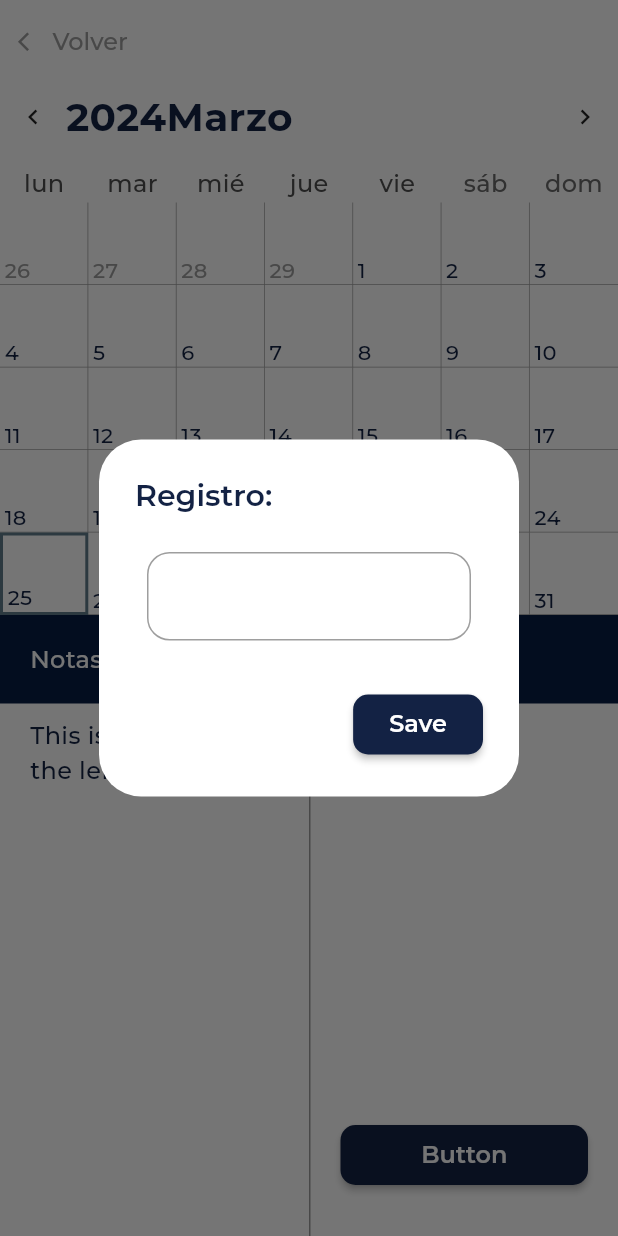
After one commit to HadalyVillasclaras/somnia-ghanta, a Flutter app: the HomeCalendarView screen opened directly, after a tap on "Button", on a phone screen of 412 x 824 dp. The commit adds this screen. Run offline on Flutter 3.47's test engine with Material 3 defaults, Android fonts, the phone set to English and light mode, and no system bars; drawn by our look-alikes of table_calendar; our stand-ins replace animate_do, appinio_swiper, dio, easy_date_timeline, flutter_dotenv, flutter_riverpod and 7 more; missing offline and left inert: fancy_audio_recorder, super_tooltip; accounts and stored records are empty.

Commit message:
feat: calendar ui

```diff
--- a/lib/presentation/screens/home/home_screen.dart
+++ b/lib/presentation/screens/home/home_screen.dart
@@ -1,6 +1,7 @@
 import 'package:flutter/material.dart';
 import 'package:flutter_riverpod/flutter_riverpod.dart';
 import 'package:ghanta/presentation/screens/_presentation.dart';
+import 'package:ghanta/presentation/views/home_view_calendar.dart';
 import 'package:ghanta/presentation/widgets/_widgets.dart';
 
 class HomeScreen extends ConsumerWidget {
@@ -17,7 +18,8 @@ class HomeScreen extends ConsumerWidget {
         index: tabIndex,
         children: const [
           HomeView(),
-          HomeProfileView(),
+          // HomeProfileView(),
+          HomeCalendarView(),
           HomeCoursesView(),
           HomeViewConfig(),
           ]),
--- /dev/null
+++ b/lib/presentation/views/calendar/calendar_builders.dart
@@ -0,0 +1,126 @@
+import 'package:flutter/material.dart';
+
+class SelectedDayBuilder extends StatelessWidget {
+  final DateTime date;
+
+  const SelectedDayBuilder({Key? key, required this.date}) : super(key: key);
+
+  @override
+  Widget build(BuildContext context) {
+    return Container(
+      alignment: Alignment.bottomLeft,
+      padding: const EdgeInsets.only(left: 3, bottom: 0),
+      decoration: BoxDecoration(
+        border: Border.all(color: Colors.blueGrey, width: 2),
+        shape: BoxShape.rectangle,
+      ),
+      child: Text(
+        date.day.toString(),
+        style: const TextStyle(fontSize: 14)
+      ),    );
+  }
+}
+
+class TodayBuilder extends StatelessWidget {
+  final DateTime date;
+
+  const TodayBuilder({Key? key, required this.date}) : super(key: key);
+
+  @override
+  Widget build(BuildContext context) {
+    return Container(
+      alignment: Alignment.bottomLeft,
+      padding: const EdgeInsets.only(left: 3, bottom: 0),
+      decoration: BoxDecoration(
+        color: Colors.blueGrey[100],
+        shape: BoxShape.rectangle,
+      ),
+      child: Text(
+        date.day.toString(),
+        style: const TextStyle(fontSize: 14)
+      ),
+    );
+  }
+}
+
+class DefaultBuilder extends StatelessWidget {
+  final DateTime day;
+  const DefaultBuilder({Key? key, required this.day}) : super(key: key);
+
+  @override
+  Widget build(BuildContext context) {
+  final bool isLastColumn = day.weekday == DateTime.sunday;
+    return Container(
+      decoration: BoxDecoration(
+        border: Border(
+          right: isLastColumn ? BorderSide.none : BorderSide(color: Colors.grey, width: 0.5),
+        ),
+      ),
+      alignment: Alignment.bottomLeft,
+      padding: const EdgeInsets.only(left: 3, bottom: 0),
+      child: Text(
+        '${day.day}',
+        style: TextStyle(fontSize: 14),
+      ),
+    );
+  }
+}
+
+class OutsideDayBuilder extends StatelessWidget {
+  final DateTime day;
+
+  const OutsideDayBuilder({
+    Key? key,
+    required this.day,
+  }) : super(key: key);
+
+  @override
+  Widget build(BuildContext context) {
+    final bool isLastColumn = day.weekday == DateTime.sunday;
+    return Container(
+      decoration: BoxDecoration(
+        border: Border(
+          right: isLastColumn ? BorderSide.none : const BorderSide(color: Colors.grey, width: 0.5),
+        ),
+      ),
+      alignment: Alignment.bottomLeft,
+      padding: const EdgeInsets.only(left: 3, bottom: 0),
+      child: Text(
+        '${day.day}',
+        style: TextStyle(fontSize: 14, color: Colors.grey),
+      ),
+    );
+  }
+}
+
+
+class EventsMarkerBuilder extends StatelessWidget {
+  final DateTime date;
+  final List events;
+
+  const EventsMarkerBuilder(
+    {Key? key, required this.date, required this.events})
+    : super(key: key);
+
+  @override
+  Widget build(BuildContext context) {
+    return Positioned(
+      right: 3,
+      top: 4,
+      child: Row(
+        mainAxisSize: MainAxisSize.min,
+        children: events
+          .take(3) // Limit the number of dots
+          .map((event) => Container(
+            width: 10,
+            height: 10,
+            margin: const EdgeInsets.symmetric(horizontal: 1.0),
+            decoration: const BoxDecoration(
+              color: Color.fromARGB(255, 216, 86, 6),
+            ),
+          ))
+          .toList(),
+      ),
+    );
+  }
+}
--- /dev/null
+++ b/lib/presentation/views/calendar/calendar_custom_styles.dart
@@ -0,0 +1,23 @@
+import 'package:flutter/material.dart';
+import 'package:intl/intl.dart';
+import 'package:table_calendar/table_calendar.dart';
+
+HeaderStyle headerCustomStyle() {
+  return HeaderStyle(
+    formatButtonVisible: false,
+    titleTextStyle:const TextStyle(fontSize: 26, fontWeight: FontWeight.bold),
+    leftChevronMargin:const EdgeInsets.symmetric(horizontal: 0),
+    rightChevronMargin: const EdgeInsets.symmetric(horizontal: 0),
+    headerPadding:const EdgeInsets.symmetric(vertical: 0.0),
+    headerMargin: EdgeInsets.only(bottom: 10),
+    leftChevronIcon:const Icon(Icons.chevron_left, size: 20),
+    rightChevronIcon:const Icon(Icons.chevron_right, size: 20),
+    titleTextFormatter: (date, locale) {
+      String month = DateFormat('MMMM', locale).format(date);
+      //Capitalize the first letter of month
+      String capitalizedMonth = month[0].toUpperCase() + month.substring(1);
+      String year = DateFormat('yyyy', locale).format(date);
+      return '$year$capitalizedMonth';
+    },
+  );
+}
--- /dev/null
+++ b/lib/presentation/views/calendar/calendar_view.dart
@@ -0,0 +1,196 @@
+import 'package:flutter/material.dart';
+import 'package:ghanta/presentation/views/calendar/calendar_custom_styles.dart';
+import 'package:ghanta/presentation/views/calendar/event.dart';
+import 'package:intl/intl.dart';
+import 'package:table_calendar/table_calendar.dart';
+import 'calendar_builders.dart';
+
+class CalendarView extends StatefulWidget {
+  CalendarView({
+    super.key,
+  });
+
+  @override
+  State<CalendarView> createState() => _CalendarViewState();
+}
+
+class _CalendarViewState extends State<CalendarView> {
+  DateTime _focusedDay = DateTime.now();
+  DateTime? _selectedDay;
+  // Store the events
+  Map<DateTime, List<Event>> events = {};
+  late final ValueNotifier<List<Event>> _selectedEvents;
+  final TextEditingController _eventController = TextEditingController();
+
+  void _onDaySelected(DateTime selectedDay, DateTime focusedDay) {
+    setState(() {
+      _selectedDay = selectedDay;
+      _focusedDay = focusedDay; // Update the focused day to the selected day
+      _selectedEvents.value = _getEventsForDay(selectedDay); // Update the events for the selected day
+    });
+}
+void addEvent(String eventName) {
+    final event = Event(title: eventName);
+
+    setState(() {
+      if (events[_focusedDay] != null) {
+        events[_focusedDay]!.add(event);
+      } else {
+        events[_focusedDay] = [event];
+      }
+      _selectedEvents.value = _getEventsForDay(_focusedDay); // Update the events
+    });
+  }
+
+  //devuelve la lista de eventos que haga match con el DateTime
+  List<Event>_getEventsForDay(DateTime day) {
+    return events[day] ?? [];
+  }
+
+  @override
+  void initState() {
+    super.initState();
+    _selectedDay = _focusedDay;
+    _selectedEvents = ValueNotifier(_getEventsForDay(_selectedDay!));
+  }
+
+  void _showAddEventDialog() {
+    showDialog(
+      context: context,
+      builder: (context) {
+        return AlertDialog(
+          scrollable: true,
+          title: Text("Registro:"),
+          content: Padding(
+            padding: EdgeInsets.all(8),
+            child: TextField(
+              controller: _eventController,
+            ),
+          ),
+          actions: [
+            ElevatedButton(
+              onPressed: () {
+                addEvent(_eventController.text);
+                _eventController.clear();
+                Navigator.of(context).pop();
+              },
+              child: Text("Save")
+            ),
+          ],
+        );
+      },
+    );
+  }
+
+  @override
+  Widget build(BuildContext context) {
+    return Column(
+      crossAxisAlignment: CrossAxisAlignment.stretch,
+      children: [
+        TableCalendar(
+          locale: "es_ES",
+          firstDay: DateTime.utc(2021, 10, 15),
+          lastDay: DateTime.utc(2030, 10, 15),
+          startingDayOfWeek: StartingDayOfWeek.monday,
+          rowHeight: 55,
+          daysOfWeekHeight: 25.0,
+          focusedDay: _focusedDay,
+          selectedDayPredicate: (day) => isSameDay(day, _focusedDay),
+          onDaySelected: _onDaySelected,
+          eventLoader: _getEventsForDay,
+          headerStyle:  headerCustomStyle(),
+          availableGestures: AvailableGestures.all,
+          calendarStyle: const CalendarStyle(
+              rowDecoration: BoxDecoration(
+                border: Border(bottom: BorderSide(color: Colors.grey, width: 0.5)), // Row separators
+              ),
+            ),
+          calendarBuilders: CalendarBuilders(
+            defaultBuilder: (context, day, focusedDay) => DefaultBuilder(day: day),
+            outsideBuilder: (context, day, focusedDay) => OutsideDayBuilder(day: day),
+            selectedBuilder: (context, date, events) => SelectedDayBuilder(date: date),
+            todayBuilder: (context, date, events) => TodayBuilder(date: date),
+            markerBuilder: (context, date, events) {
+              if (events.isNotEmpty) {
+                return EventsMarkerBuilder(date: date, events: events);
+              }
+            },
+          ),
+          onPageChanged:(focusedDay) {
+            _focusedDay = focusedDay;
+          },
+        ),
+        Container(
+          color: Color.fromARGB(255, 6, 28, 67),
+          padding: const EdgeInsets.symmetric(horizontal: 20, vertical: 18),
+          child: const Text('Notas', style:TextStyle(color: Colors.white),),
+        ),
+        Expanded(
+          child: Row(
+            crossAxisAlignment: CrossAxisAlignment.start,
+            children: [
+              const Expanded(
+                flex: 1,
+                child: Padding(
+                  padding: EdgeInsets.fromLTRB(20, 10, 20, 30),
+                  child: Text('This is some text on the left side'),
+                ),
+              ),
+              Expanded(
+                flex: 1,
+                child: Container(
+                  decoration: const BoxDecoration(
+                    border: Border(
+                      left: BorderSide(width: 1.0, color: Colors.grey),
+                    ),
+                  ),
+                  child: Padding(
+                    padding: EdgeInsets.fromLTRB(20, 10, 20, 30),
+                    child: Column(
+                      mainAxisAlignment: MainAxisAlignment.spaceBetween,
+                      children: [
+                        const Row(
+                          children: [
+                            Icon(Icons.star, color: Colors.amber),
+                            Icon(Icons.star, color: Colors.amber),
+                          ],
+                        ),
+                        SizedBox(
+                          width: double.infinity,
+                          child: ElevatedButton(
+                            onPressed: _showAddEventDialog,
+                            child: Text('Button'),
+                          ),
+                        ),
+                      ],
+                    ),
+                  ),
+                ),
+              ),
+            ],
+          ),
+        ),
+        // Expanded(
+        //   child: ValueListenableBuilder<List<Event>>(
+        //     valueListenable: _selectedEvents,
+        //     builder: (context, value, _) {
+        //     return ListView.builder(itemCount: value.length, itemBuilder: (context, index) {
+        //       return Container(
+        //         margin: EdgeInsets.all(2),
+        //         decoration: BoxDecoration(
+        //           border: Border.all(),
+        //         ),
+        //         child: ListTile(
+        //           onTap: () => print(""),
+        //           title: Text("${value[index].title}"),
+        //         ),
+        //       );
+        //     }
+        //   );
+        // }
+        // ),
+        // ),
+    ],
+        );
+  }
+}
--- /dev/null
+++ b/lib/presentation/views/calendar/event.dart
@@ -0,0 +1,7 @@
+import 'package:flutter/material.dart';
+
+class Event {
+  final String title;
+
+  Event({required this.title});
+}
--- /dev/null
+++ b/lib/presentation/views/home_view_calendar.dart
@@ -0,0 +1,38 @@
+import 'package:flutter/material.dart';
+import 'package:flutter_riverpod/flutter_riverpod.dart';
+import 'package:ghanta/presentation/views/calendar/calendar_view.dart';
+import 'package:intl/date_symbol_data_local.dart';
+
+
+class HomeCalendarView extends ConsumerWidget {
+  static const name = 'calendar_screen';
+  const HomeCalendarView({super.key});
+
+  @override
+  Widget build(BuildContext context, ref) {
+    initializeDateFormatting('es_ES', null);
+
+    return Scaffold(
+      appBar: AppBar(
+       automaticallyImplyLeading: false,
+        centerTitle: false,
+        leadingWidth: 200,
+        leading: Row(
+          mainAxisAlignment: MainAxisAlignment.start,
+          children: [
+          TextButton.icon(
+            onPressed: (){
+              Navigator.pop(context);
+            },
+            icon: const Icon(
+              Icons.arrow_back_ios,
+              color: Colors.grey,
+              size: 15,
+            ),
+            label: const Text('Volver', style: TextStyle(color: Colors.grey)),
+          ),])
+      ),
+      body: CalendarView(),
+    );
+  }
+}
--- a/pubspec.yaml
+++ b/pubspec.yaml
@@ -48,17 +48,18 @@ dependencies:
   formz: ^0.6.1
   go_router: ^11.1.2
   google_fonts: ^4.0.4
+  intl: ^0.18.0
   salomon_bottom_bar: ^3.3.2
   shared_preferences: ^2.2.2
   shimmer: ^3.0.0
   smooth_page_indicator: ^1.1.0
   super_tooltip: ^2.0.7
+  table_calendar: ^3.0.9
 
 dev_dependencies:
   flutter_lints: ^2.0.0
   flutter_test:
     sdk: flutter
-  intl: ^0.18.0
 
 # For information on the generic Dart part of this file, see the
 # following page: https://dart.dev/tools/pub/pubspec
@@ -78,7 +79,6 @@ flutter:
     - assets/actividades/
     - assets/icons/
     - assets/icons/nav/
-
   #   - images/a_dot_ham.jpeg
   # An image asset can refer to one or more resolution-specific "variants", see
   # https://flutter.dev/assets-and-images/#resolution-aware
```
Also changed, not shown: pubspec.lock.
